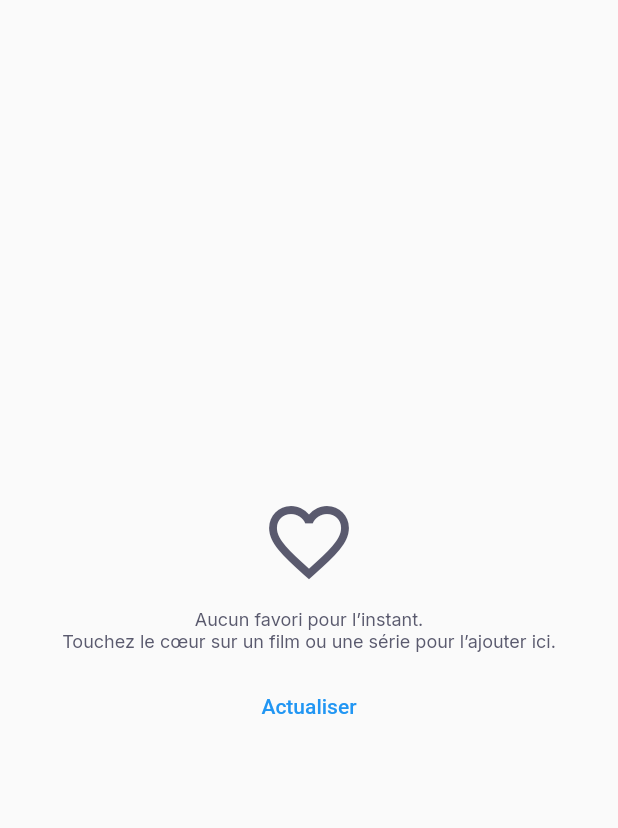
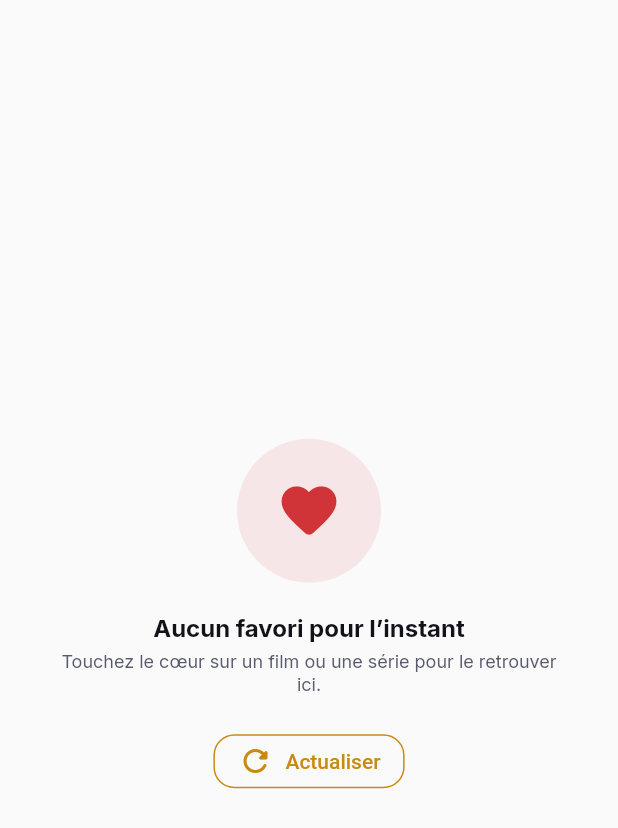
Before and after one commit to zakmario/CineSphere, a Flutter app: the FavoritesGrid widget shown alone on an empty page, opened directly, on a phone screen of 412 x 824 dp. Shown: the top 828 px of the screen. Run offline on Flutter 3.47's test engine with Material 3 defaults, Android fonts, the phone set to English and light mode, and no system bars; our stand-ins replace auto_size_text, cached_network_image, cloud_firestore, connectivity_plus, equatable, firebase_auth and 23 more; missing offline and left inert: json_path, mime_type, webviewx_plus; accounts and stored records are empty; network calls fail.

Commit message:
Design : favoris modernisés (compteur, états vides, squelettes)
- En-tête avec nombre de favoris, grille aérée, chargement discret
- États distincts : non connecté, erreur, aucun favori (icône, texte, bouton)
- Test de l'état déconnecté

Co-Authored-By: Claude Opus 5.5 <noreply@anthropic.com>

```diff
--- a/lib/custom_code/widgets/favorites_grid.dart
+++ b/lib/custom_code/widgets/favorites_grid.dart
@@ -137,44 +137,70 @@ class _FavoritesGridState extends State<FavoritesGrid> {
     final theme = FlutterFlowTheme.of(context);
     Widget body;
     if (_items.isEmpty && _loading) {
-      body = const Center(child: CircularProgressIndicator());
+      body = const SingleChildScrollView(
+        physics: NeverScrollableScrollPhysics(),
+        child: CineSkeleton(variant: 'grid', itemCount: 6),
+      );
     } else if (_items.isEmpty && (_error != null || !_hasMore)) {
-      body = Center(
+      final signedOut = CineFirebaseService.instance.currentUserId == null;
+      body = _emptyState(
+        theme,
+        icon: signedOut
+            ? Icons.lock_outline_rounded
+            : _error != null
+                ? Icons.wifi_off_rounded
+                : Icons.favorite_rounded,
+        title: signedOut
+            ? 'Connexion requise'
+            : _error != null
+                ? 'Oups…'
+                : 'Aucun favori pour l’instant',
+        text: _error ??
+            'Touchez le cœur sur un film ou une série pour le retrouver ici.',
+      );
+    } else {
+      body = RefreshIndicator(
+        color: theme.primary,
+        onRefresh: _refresh,
+        child: CustomScrollView(
+          controller: _scrollController,
+          physics: const AlwaysScrollableScrollPhysics(),
+          slivers: [
+            SliverToBoxAdapter(
               child: Padding(
-          padding: const EdgeInsets.all(32),
-          child: Column(
-            mainAxisSize: MainAxisSize.min,
+                padding: const EdgeInsets.fromLTRB(16, 16, 16, 4),
+                child: Row(
                   children: [
-              Icon(Icons.favorite_border, size: 64, color: theme.secondaryText),
-              const SizedBox(height: 12),
+                    Icon(Icons.favorite_rounded,
+                        size: 18, color: theme.tertiary),
+                    const SizedBox(width: 8),
                     Text(
-                _error ??
-                    'Aucun favori pour l’instant.\nTouchez le cœur sur un film '
-                        'ou une série pour l’ajouter ici.',
-                textAlign: TextAlign.center,
-                style: theme.bodyMedium,
+                      '${_items.length}${_hasMore ? '+' : ''} favori'
+                      '${_items.length > 1 ? 's' : ''}',
+                      style: theme.titleSmall
+                          .copyWith(fontWeight: FontWeight.w700),
                     ),
-              const SizedBox(height: 12),
-              TextButton(onPressed: _refresh, child: const Text('Actualiser')),
+                    const Spacer(),
+                    Text(
+                      'Plus récents',
+                      style: theme.labelMedium
+                          .copyWith(color: theme.secondaryText),
+                    ),
                   ],
                 ),
               ),
-      );
-    } else {
-      body = RefreshIndicator(
-        onRefresh: _refresh,
-        child: GridView.builder(
-          controller: _scrollController,
-          physics: const AlwaysScrollableScrollPhysics(),
-          padding: const EdgeInsets.all(12),
+            ),
+            SliverPadding(
+              padding: const EdgeInsets.fromLTRB(16, 12, 16, 24),
+              sliver: SliverGrid(
                 gridDelegate: const SliverGridDelegateWithMaxCrossAxisExtent(
                   maxCrossAxisExtent: 180,
-            mainAxisSpacing: 16,
-            crossAxisSpacing: 12,
+                  mainAxisSpacing: 20,
+                  crossAxisSpacing: 14,
                   childAspectRatio: 0.52,
                 ),
-          itemCount: _items.length,
-          itemBuilder: (context, index) {
+                delegate: SliverChildBuilderDelegate(
+                  (context, index) {
                     final item = _items[index];
                     final id = item['id'] as String;
                     return MediaCard(
@@ -189,9 +215,75 @@ class _FavoritesGridState extends State<FavoritesGrid> {
                       onTap: () => _open(id),
                     );
                   },
+                  childCount: _items.length,
+                ),
+              ),
+            ),
+            if (_loading)
+              SliverToBoxAdapter(
+                child: Padding(
+                  padding: const EdgeInsets.only(bottom: 24),
+                  child: Center(
+                    child: SizedBox(
+                      width: 28,
+                      height: 28,
+                      child: CircularProgressIndicator(
+                          strokeWidth: 2.5, color: theme.primary),
+                    ),
+                  ),
+                ),
+              ),
+          ],
         ),
       );
     }
     return SizedBox(width: widget.width, height: widget.height, child: body);
   }
+
+  Widget _emptyState(
+    FlutterFlowTheme theme, {
+    required IconData icon,
+    required String title,
+    required String text,
+  }) =>
+      Center(
+        child: SingleChildScrollView(
+          padding: const EdgeInsets.all(32),
+          child: Column(
+            mainAxisSize: MainAxisSize.min,
+            children: [
+              Container(
+                width: 96,
+                height: 96,
+                decoration: BoxDecoration(
+                  color: theme.tertiary.withValues(alpha: 0.1),
+                  shape: BoxShape.circle,
+                ),
+                child: Icon(icon, size: 44, color: theme.tertiary),
+              ),
+              const SizedBox(height: 20),
+              Text(title,
+                  textAlign: TextAlign.center,
+                  style:
+                      theme.titleMedium.copyWith(fontWeight: FontWeight.w700)),
+              const SizedBox(height: 6),
+              Text(text,
+                  textAlign: TextAlign.center,
+                  style: theme.bodyMedium.copyWith(color: theme.secondaryText)),
+              const SizedBox(height: 20),
+              OutlinedButton.icon(
+                onPressed: _refresh,
+                icon: const Icon(Icons.refresh_rounded),
+                label: const Text('Actualiser'),
+                style: OutlinedButton.styleFrom(
+                  foregroundColor: theme.primary,
+                  side: BorderSide(color: theme.primary),
+                  shape: RoundedRectangleBorder(
+                      borderRadius: BorderRadius.circular(14)),
+                ),
+              ),
+            ],
+          ),
+        ),
+      );
 }
```
Also changed, not shown: 1 other file. Lines whose indentation alone changed are shown as unchanged.
